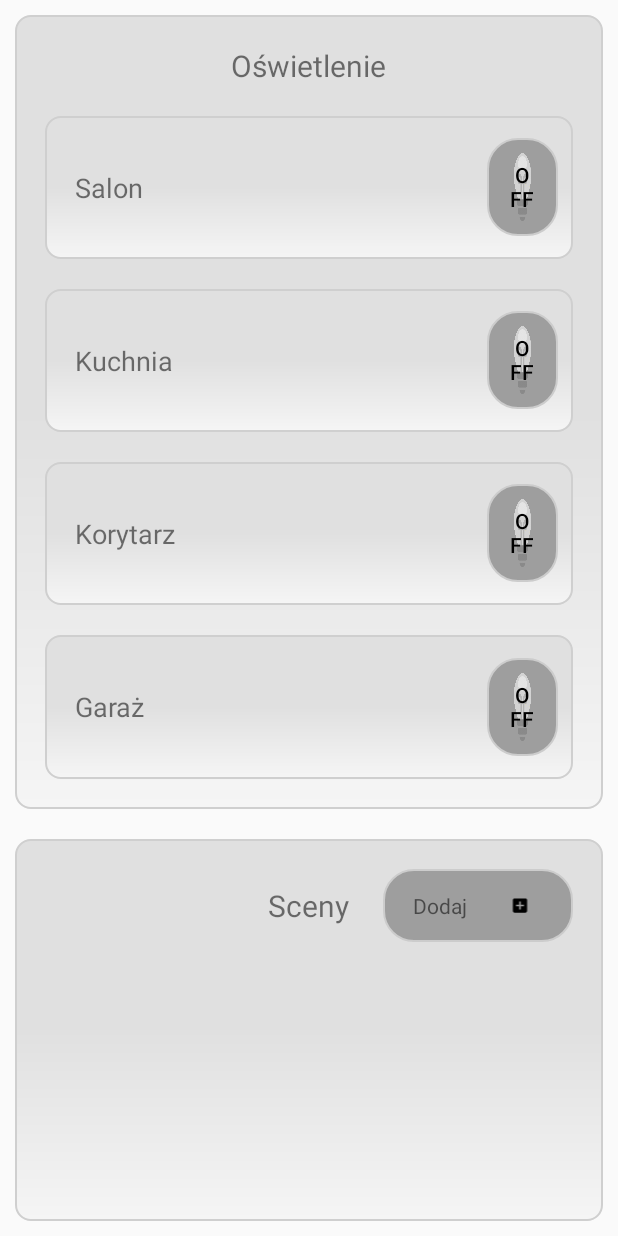
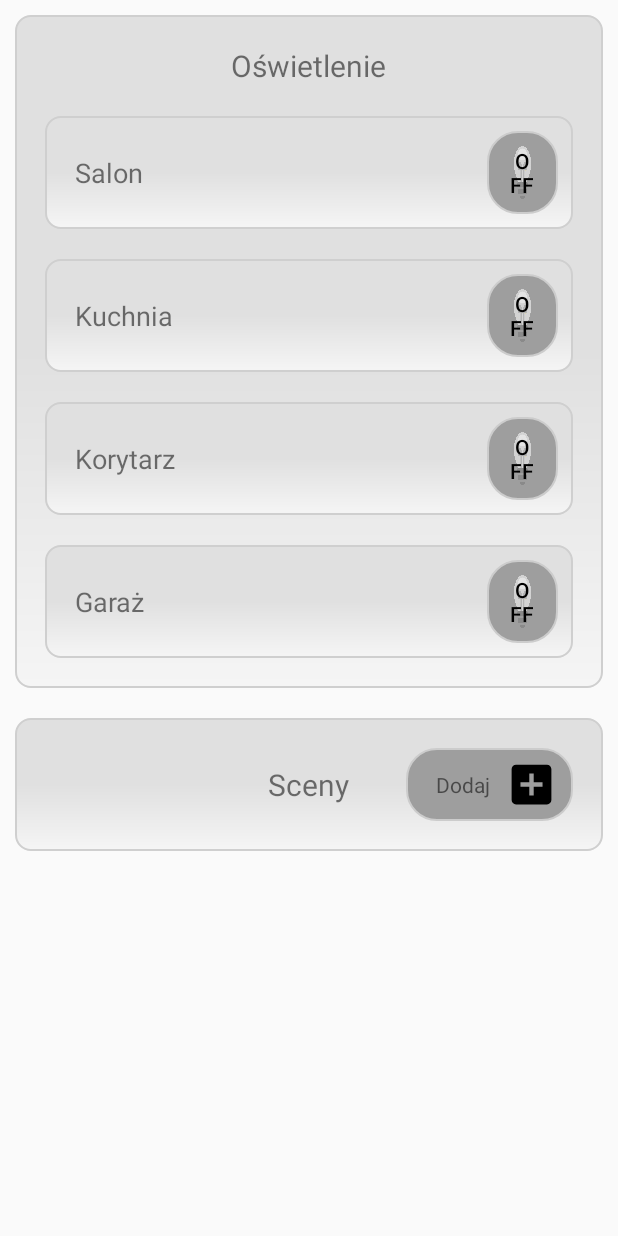
Before and after one commit to marcinkozikowski/SmartPiHome, an Android app: the layout fragment_light.xml on its own in the app's theme, with its tools: preview values and no code run, on a phone screen of 412 x 824 dp. Run offline under Robolectric (Android 15) with nearby library versions, the phone set to English and light mode, and no system bars.

```diff
--- a/app/src/main/res/layout/fragment_light.xml
+++ b/app/src/main/res/layout/fragment_light.xml
@@ -14,9 +14,8 @@
         <LinearLayout
             android:id="@+id/lightLayout"
             android:layout_width="match_parent"
-            android:layout_height="match_parent"
+            android:layout_height="wrap_content"
             android:layout_margin="@dimen/layout_margin"
-            android:layout_weight="1"
             android:background="@drawable/border_with_fill"
             android:orientation="vertical"
             android:padding="@dimen/border_padding">
@@ -60,7 +59,7 @@
 
                     <ToggleButton
                         android:id="@+id/lightBtn"
-                        android:layout_width="match_parent"
+                        android:layout_width="fill_parent"
                         android:layout_height="@dimen/btn_dimens"
                         android:layout_margin="@dimen/btn_margin"
                         android:background="@drawable/check_light_state"
@@ -198,8 +197,7 @@
         <LinearLayout
             android:id="@+id/lightOptionsLayout"
             android:layout_width="match_parent"
-            android:layout_height="match_parent"
-            android:layout_weight="2"
+            android:layout_height="wrap_content"
             android:layout_margin="@dimen/layout_margin"
             android:background="@drawable/border_with_fill"
             android:orientation="vertical"
@@ -237,10 +235,9 @@
 
                     <ImageView
                         android:id="@+id/addScene_ImageView"
-                        android:layout_width="match_parent"
+                        android:layout_width="@dimen/btn_dimens"
                         android:layout_height="match_parent"
                         android:layout_centerVertical="true"
-                        android:layout_margin="@dimen/header_margin"
                         android:src="@drawable/ic_add_box_black_48px" />
                 </LinearLayout>
 
--- a/app/src/main/res/values/dimens.xml
+++ b/app/src/main/res/values/dimens.xml
@@ -4,6 +4,7 @@
     <dimen name="activity_vertical_margin">16dp</dimen>
     <dimen name="border_padding">10dp</dimen>
     <dimen name="layout_margin">10dp</dimen>
+    <dimen name="light_layout_margin">5dp</dimen>
     <dimen name="btn_margin">5dp</dimen>
     <dimen name="header_margin">13dp</dimen>
     <dimen name="header_text_size">20dp</dimen>
@@ -11,5 +12,5 @@
     <dimen name="nav_header_vertical_spacing">16dp</dimen>
     <dimen name="nav_header_height">160dp</dimen>
     <dimen name="fab_margin">16dp</dimen>
-    <dimen name="btn_dimens">45dp</dimen>
+    <dimen name="btn_dimens">35dp</dimen>
 </resources>
```
